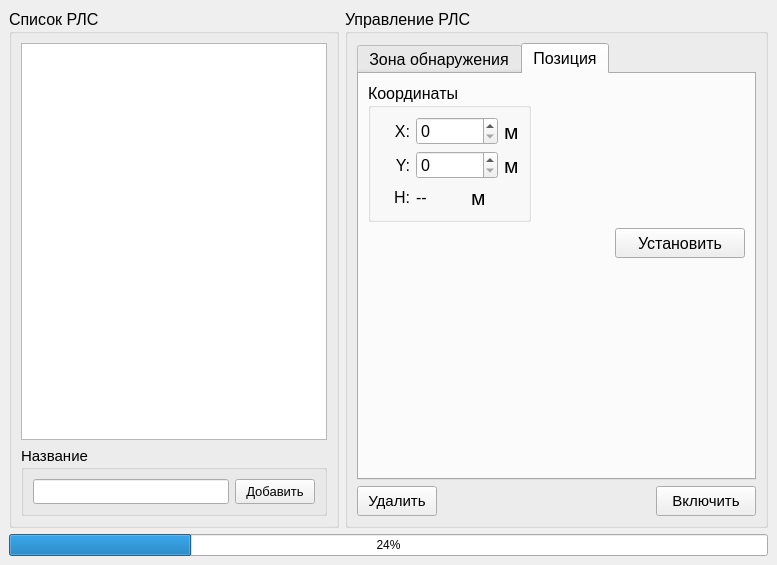
Old version of the form src/Application/GUI/manrlswindow.ui in the repository Nisitka/air-trail-generator.
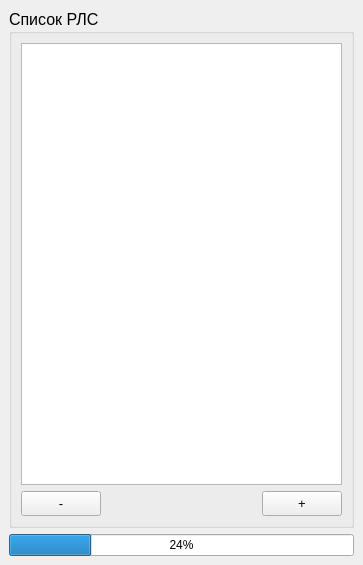
New version of the form.

Commit message: Изменен подход в добавлении РЛС: 1. Теперь для добавления РЛС открывается специальное окно; 2. Для создания РЛС используется класс LabelRLS (как контейнер, который нельзя изменить); 3. Изменен интерфес окна управления РЛС: можно регулировать соотношения размеров таблицы к информации об конкретной РЛС;

The edit to the form file:
```diff
--- a/src/Application/GUI/manrlswindow.ui
+++ b/src/Application/GUI/manrlswindow.ui
@@ -6,7 +6,7 @@
    <rect>
     <x>0</x>
     <y>0</y>
-    <width>777</width>
+    <width>363</width>
     <height>565</height>
    </rect>
   </property>
@@ -14,14 +14,12 @@
    <string>MainWindow</string>
   </property>
   <widget class="QWidget" name="centralwidget">
-   <layout class="QVBoxLayout" name="verticalLayout_6">
-    <item>
-     <layout class="QHBoxLayout" name="horizontalLayout_3">
+   <layout class="QVBoxLayout" name="verticalLayout">
       <item>
        <widget class="QGroupBox" name="listRLSGroupBox">
         <property name="maximumSize">
          <size>
-          <width>330</width>
+        <width>99999</width>
           <height>16777215</height>
          </size>
         </property>
@@ -54,409 +52,39 @@
           </widget>
          </item>
          <item>
-          <layout class="QVBoxLayout" name="verticalLayout_4">
-           <item>
-            <widget class="QGroupBox" name="nameNewRLSGroupBox">
-             <property name="maximumSize">
-              <size>
-               <width>16777215</width>
-               <height>70</height>
-              </size>
-             </property>
-             <property name="font">
-              <font>
-               <pointsize>11</pointsize>
-              </font>
-             </property>
-             <property name="title">
-              <string>Название</string>
-             </property>
-             <layout class="QHBoxLayout" name="horizontalLayout_8">
-              <item>
-               <widget class="QLineEdit" name="nameNewRLSLineEdit">
-                <property name="font">
-                 <font>
-                  <pointsize>12</pointsize>
-                 </font>
-                </property>
-               </widget>
-              </item>
-              <item>
-               <widget class="QPushButton" name="createRLSButton">
-                <property name="minimumSize">
-                 <size>
-                  <width>80</width>
-                  <height>25</height>
-                 </size>
-                </property>
-                <property name="maximumSize">
-                 <size>
-                  <width>100</width>
-                  <height>25</height>
-                 </size>
-                </property>
-                <property name="font">
-                 <font>
-                  <pointsize>10</pointsize>
-                 </font>
-                </property>
-                <property name="text">
-                 <string>Добавить</string>
-                </property>
-               </widget>
-              </item>
-             </layout>
-            </widget>
-           </item>
-          </layout>
-         </item>
-        </layout>
-       </widget>
-      </item>
-      <item>
-       <widget class="QGroupBox" name="manRLSGroupBox">
-        <property name="maximumSize">
-         <size>
-          <width>99999</width>
-          <height>999</height>
-         </size>
-        </property>
-        <property name="font">
-         <font>
-          <pointsize>12</pointsize>
-         </font>
-        </property>
-        <property name="title">
-         <string>Управление РЛС</string>
-        </property>
-        <layout class="QVBoxLayout" name="verticalLayout">
-         <item>
-          <widget class="QTabWidget" name="generateDVOptTabWidget">
-           <property name="font">
-            <font>
-             <pointsize>12</pointsize>
-            </font>
-           </property>
-           <property name="currentIndex">
-            <number>1</number>
-           </property>
-           <widget class="QWidget" name="tab_4">
-            <attribute name="title">
-             <string>Зона обнаружения</string>
-            </attribute>
-            <layout class="QVBoxLayout" name="verticalLayout_14">
-             <item>
-              <widget class="QGroupBox" name="ZDvertGroupBox">
-               <property name="sizePolicy">
-                <sizepolicy hsizetype="Preferred" vsizetype="Minimum">
-                 <horstretch>0</horstretch>
-                 <verstretch>0</verstretch>
-                </sizepolicy>
-               </property>
-               <property name="font">
-                <font>
-                 <pointsize>12</pointsize>
-                </font>
-               </property>
-               <property name="title">
-                <string>Зона обнаружения в вертикальной плоскости</string>
-               </property>
-               <property name="alignment">
-                <set>Qt::AlignCenter</set>
-               </property>
-               <layout class="QVBoxLayout" name="verticalLayout_3">
-                <item>
-                 <layout class="QHBoxLayout" name="plotZDLayout"/>
-                </item>
-               </layout>
-              </widget>
-             </item>
-            </layout>
-           </widget>
-           <widget class="QWidget" name="tab_6">
-            <attribute name="title">
-             <string>Позиция</string>
-            </attribute>
-            <layout class="QVBoxLayout" name="verticalLayout_2">
-             <item>
-              <layout class="QHBoxLayout" name="horizontalLayout_11">
-               <item>
-                <widget class="QGroupBox" name="coordRLSgroupBox">
-                 <property name="font">
-                  <font>
-                   <pointsize>12</pointsize>
-                  </font>
-                 </property>
-                 <property name="title">
-                  <string>Координаты</string>
-                 </property>
-                 <layout class="QVBoxLayout" name="verticalLayout_10">
-                  <item>
-                   <layout class="QHBoxLayout" name="horizontalLayout_15">
-                    <item>
-                     <widget class="QLabel" name="xRLSLabel">
-                      <property name="minimumSize">
-                       <size>
-                        <width>30</width>
-                        <height>0</height>
-                       </size>
-                      </property>
-                      <property name="maximumSize">
-                       <size>
-                        <width>30</width>
-                        <height>16777215</height>
-                       </size>
-                      </property>
-                      <property name="font">
-                       <font>
-                        <pointsize>12</pointsize>
-                       </font>
-                      </property>
-                      <property name="text">
-                       <string>X:</string>
-                      </property>
-                      <property name="alignment">
-                       <set>Qt::AlignRight|Qt::AlignTrailing|Qt::AlignVCenter</set>
-                      </property>
-                     </widget>
-                    </item>
-                    <item>
-                     <widget class="QSpinBox" name="xRLSspinBox">
-                      <property name="minimumSize">
-                       <size>
-                        <width>50</width>
-                        <height>0</height>
-                       </size>
-                      </property>
-                      <property name="maximumSize">
-                       <size>
-                        <width>400</width>
-                        <height>16777215</height>
-                       </size>
-                      </property>
-                      <property name="maximum">
-                       <number>999999999</number>
-                      </property>
-                     </widget>
-                    </item>
-                    <item>
-                     <widget class="QLabel" name="mLabel_2">
-                      <property name="font">
-                       <font>
-                        <pointsize>16</pointsize>
-                       </font>
-                      </property>
-                      <property name="text">
-                       <string>м</string>
-                      </property>
-                     </widget>
-                    </item>
-                   </layout>
-                  </item>
-                  <item>
-                   <layout class="QHBoxLayout" name="horizontalLayout_14">
-                    <item>
-                     <widget class="QLabel" name="yRLSLabel">
-                      <property name="minimumSize">
-                       <size>
-                        <width>30</width>
-                        <height>0</height>
-                       </size>
-                      </property>
-                      <property name="maximumSize">
-                       <size>
-                        <width>30</width>
-                        <height>16777215</height>
-                       </size>
-                      </property>
-                      <property name="font">
-                       <font>
-                        <pointsize>12</pointsize>
-                       </font>
-                      </property>
-                      <property name="text">
-                       <string>Y:</string>
-                      </property>
-                      <property name="alignment">
-                       <set>Qt::AlignRight|Qt::AlignTrailing|Qt::AlignVCenter</set>
-                      </property>
-                     </widget>
-                    </item>
-                    <item>
-                     <widget class="QSpinBox" name="yRLSspinBox">
-                      <property name="minimumSize">
-                       <size>
-                        <width>50</width>
-                        <height>0</height>
-                       </size>
-                      </property>
-                      <property name="maximumSize">
-                       <size>
-                        <width>400</width>
-                        <height>16777215</height>
-                       </size>
-                      </property>
-                      <property name="maximum">
-                       <number>999999999</number>
-                      </property>
-                     </widget>
-                    </item>
-                    <item>
-                     <widget class="QLabel" name="mLabel_3">
-                      <property name="font">
-                       <font>
-                        <pointsize>16</pointsize>
-                       </font>
-                      </property>
-                      <property name="text">
-                       <string>м</string>
-                      </property>
-                     </widget>
-                    </item>
-                   </layout>
-                  </item>
-                  <item>
-                   <layout class="QHBoxLayout" name="horizontalLayout_21">
-                    <item>
-                     <widget class="QLabel" name="zRLSLabel">
-                      <property name="maximumSize">
-                       <size>
-                        <width>30</width>
-                        <height>16777215</height>
-                       </size>
-                      </property>
-                      <property name="font">
-                       <font>
-                        <pointsize>12</pointsize>
-                       </font>
-                      </property>
-                      <property name="text">
-                       <string>H:</string>
-                      </property>
-                      <property name="alignment">
-                       <set>Qt::AlignRight|Qt::AlignTrailing|Qt::AlignVCenter</set>
-                      </property>
-                     </widget>
-                    </item>
-                    <item>
-                     <widget class="QLabel" name="zValueRLSLabel">
-                      <property name="text">
-                       <string>--</string>
-                      </property>
-                     </widget>
-                    </item>
-                    <item>
-                     <widget class="QLabel" name="mLabel_6">
-                      <property name="font">
-                       <font>
-                        <pointsize>16</pointsize>
-                       </font>
-                      </property>
-                      <property name="text">
-                       <string>м</string>
-                      </property>
-                     </widget>
-                    </item>
-                   </layout>
-                  </item>
-                 </layout>
-                </widget>
-               </item>
-               <item>
-                <spacer name="horizontalSpacer_2">
-                 <property name="orientation">
-                  <enum>Qt::Horizontal</enum>
-                 </property>
-                 <property name="sizeHint" stdset="0">
-                  <size>
-                   <width>40</width>
-                   <height>20</height>
-                  </size>
-                 </property>
-                </spacer>
-               </item>
-              </layout>
-             </item>
-             <item>
-              <layout class="QHBoxLayout" name="horizontalLayout_7">
-               <item>
-                <spacer name="horizontalSpacer_9">
-                 <property name="orientation">
-                  <enum>Qt::Horizontal</enum>
-                 </property>
-                 <property name="sizeHint" stdset="0">
-                  <size>
-                   <width>40</width>
-                   <height>20</height>
-                  </size>
-                 </property>
-                </spacer>
-               </item>
-               <item>
-                <widget class="QPushButton" name="setCoordRLSpushButton">
-                 <property name="minimumSize">
-                  <size>
-                   <width>130</width>
-                   <height>30</height>
-                  </size>
-                 </property>
-                 <property name="font">
-                  <font>
-                   <pointsize>12</pointsize>
-                  </font>
-                 </property>
-                 <property name="text">
-                  <string>Установить</string>
-                 </property>
-                </widget>
-               </item>
-              </layout>
-             </item>
-             <item>
-              <spacer name="verticalSpacer_2">
-               <property name="orientation">
-                <enum>Qt::Vertical</enum>
-               </property>
-               <property name="sizeHint" stdset="0">
-                <size>
-                 <width>20</width>
-                 <height>40</height>
-                </size>
-               </property>
-              </spacer>
-             </item>
-            </layout>
-           </widget>
-          </widget>
-         </item>
-         <item>
-          <layout class="QHBoxLayout" name="horizontalLayout_16">
+        <layout class="QHBoxLayout" name="horizontalLayout">
            <item>
             <widget class="QPushButton" name="removeRLSButton">
+           <property name="sizePolicy">
+            <sizepolicy hsizetype="Minimum" vsizetype="Fixed">
+             <horstretch>0</horstretch>
+             <verstretch>0</verstretch>
+            </sizepolicy>
+           </property>
              <property name="minimumSize">
               <size>
-               <width>80</width>
-               <height>30</height>
+             <width>25</width>
+             <height>25</height>
               </size>
              </property>
              <property name="maximumSize">
               <size>
-               <width>80</width>
-               <height>16777215</height>
+             <width>100</width>
+             <height>25</height>
               </size>
              </property>
              <property name="font">
               <font>
-               <pointsize>11</pointsize>
+             <pointsize>10</pointsize>
               </font>
              </property>
              <property name="text">
-              <string>Удалить</string>
+            <string>-</string>
              </property>
             </widget>
            </item>
            <item>
-            <spacer name="horizontalSpacer_7">
+          <spacer name="horizontalSpacer">
              <property name="orientation">
               <enum>Qt::Horizontal</enum>
              </property>
@@ -469,20 +97,32 @@
             </spacer>
            </item>
            <item>
-            <widget class="QPushButton" name="on_off_RLS_Button">
+          <widget class="QPushButton" name="addRLSButton">
+           <property name="sizePolicy">
+            <sizepolicy hsizetype="Minimum" vsizetype="Fixed">
+             <horstretch>0</horstretch>
+             <verstretch>0</verstretch>
+            </sizepolicy>
+           </property>
              <property name="minimumSize">
               <size>
+             <width>25</width>
+             <height>25</height>
+            </size>
+           </property>
+           <property name="maximumSize">
+            <size>
                <width>100</width>
-               <height>30</height>
+             <height>25</height>
               </size>
              </property>
              <property name="font">
               <font>
-               <pointsize>11</pointsize>
+             <pointsize>10</pointsize>
               </font>
              </property>
              <property name="text">
-              <string>Включить</string>
+            <string>+</string>
              </property>
             </widget>
            </item>
@@ -490,8 +130,6 @@
          </item>
         </layout>
        </widget>
-      </item>
-     </layout>
     </item>
     <item>
      <widget class="QProgressBar" name="setRLSprogressBar">
```
Left out of the diff: 4 changed lines with no effect on the pictures. Lines whose indentation alone changed are shown as unchanged. The commit also changes 21 other files.
